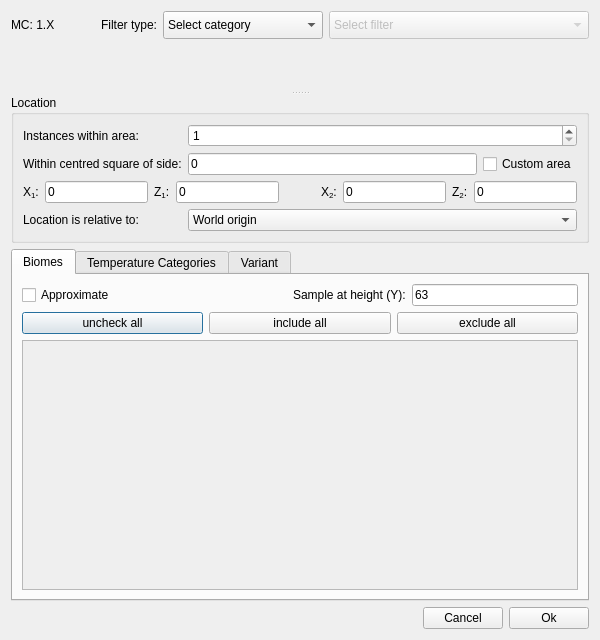
This is src/filterdialog.ui in Cubitect/cubiomes-viewer as Qt 5 draws it before an edit. The edited form follows.
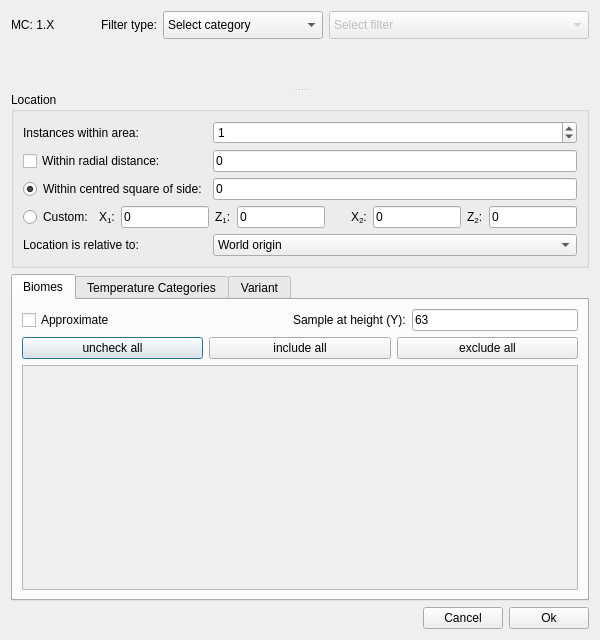
This is the edited form. Icons and pictures are not drawn. Custom widgets are drawn as their Qt base class.

Commit message: More filter options + QString texts 1) converted source texts to translatable QStrings 2) added radial distance option for some filters 3) added structure exclusion filter option 4) added filter for the first stronghold approximation 5) raised version to 2

Patch:
```diff
--- a/src/filterdialog.ui
+++ b/src/filterdialog.ui
@@ -166,24 +166,30 @@
           <string>Location</string>
          </property>
          <layout class="QGridLayout" name="gridLayout">
-          <item row="4" column="0">
-           <widget class="QLabel" name="labelRelative">
+          <item row="1" column="3">
+           <widget class="QLineEdit" name="lineRadius">
             <property name="text">
-             <string>Location is relative to:</string>
+             <string>0</string>
             </property>
            </widget>
           </item>
-          <item row="0" column="1" colspan="2">
-           <widget class="QSpinBox" name="spinBox">
+          <item row="0" column="3">
+           <widget class="SpinInstances" name="spinBox">
+            <property name="specialValueText">
+             <string>0 (exclude)</string>
+            </property>
             <property name="minimum">
-             <number>1</number>
+             <number>0</number>
             </property>
             <property name="maximum">
              <number>99</number>
             </property>
+            <property name="value">
+             <number>1</number>
+            </property>
            </widget>
           </item>
-          <item row="4" column="1" colspan="2">
+          <item row="4" column="3">
            <widget class="QComboBox" name="comboBoxRelative">
             <item>
              <property name="text">
@@ -192,41 +198,21 @@
             </item>
            </widget>
           </item>
-          <item row="1" column="1">
-           <widget class="QLineEdit" name="lineRadius">
+          <item row="2" column="3">
+           <widget class="QLineEdit" name="lineSquare">
             <property name="text">
              <string>0</string>
             </property>
            </widget>
           </item>
-          <item row="1" column="2">
-           <widget class="QCheckBox" name="buttonArea">
-            <property name="toolTip">
-             <string>Specify manual rectangle rather than square</string>
-            </property>
+          <item row="3" column="0">
+           <widget class="QRadioButton" name="radioCustom">
             <property name="text">
-             <string>Custom area</string>
+             <string>Custom:</string>
             </property>
-            <property name="checkable">
-             <bool>true</bool>
-            </property>
            </widget>
           </item>
-          <item row="0" column="0">
-           <widget class="QLabel" name="labelSpinBox">
-            <property name="text">
-             <string>Instances within area:</string>
-            </property>
-           </widget>
-          </item>
-          <item row="1" column="0">
-           <widget class="QLabel" name="labelSquareArea">
-            <property name="text">
-             <string>Within centred square of side:</string>
-            </property>
-           </widget>
-          </item>
-          <item row="2" column="0" colspan="3">
+          <item row="3" column="1" colspan="3">
            <layout class="QHBoxLayout" name="horizontalLayout">
             <item>
              <widget class="QLabel" name="labelX1">
@@ -323,6 +309,37 @@
             </item>
            </layout>
           </item>
+          <item row="2" column="0" colspan="3">
+           <widget class="QRadioButton" name="radioSquare">
+            <property name="text">
+             <string>Within centred square of side:</string>
+            </property>
+            <property name="checked">
+             <bool>true</bool>
+            </property>
+           </widget>
+          </item>
+          <item row="1" column="0" colspan="3">
+           <widget class="QCheckBox" name="checkRadius">
+            <property name="text">
+             <string>Within radial distance: </string>
+            </property>
+           </widget>
+          </item>
+          <item row="0" column="0" colspan="3">
+           <widget class="QLabel" name="labelSpinBox">
+            <property name="text">
+             <string>Instances within area:</string>
+            </property>
+           </widget>
+          </item>
+          <item row="4" column="0" colspan="3">
+           <widget class="QLabel" name="labelRelative">
+            <property name="text">
+             <string>Location is relative to:</string>
+            </property>
+           </widget>
+          </item>
          </layout>
         </widget>
        </item>
@@ -376,8 +393,8 @@
                <rect>
                 <x>0</x>
                 <y>0</y>
-                <width>568</width>
-                <height>249</height>
+                <width>560</width>
+                <height>208</height>
                </rect>
               </property>
               <layout class="QVBoxLayout" name="verticalLayout_2">
@@ -563,6 +580,11 @@
    <header>src/collapsible.h</header>
    <container>1</container>
   </customwidget>
+  <customwidget>
+   <class>SpinInstances</class>
+   <extends>QSpinBox</extends>
+   <header>src/filterdialog.h</header>
+  </customwidget>
  </customwidgets>
  <tabstops>
   <tabstop>buttonOk</tabstop>
```
Left out of the diff: 13 changed lines with no effect on the pictures. The commit also changes 20 other files.
